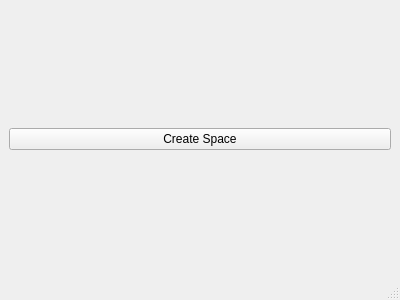
First picture: the form in src/nstartwindow.ui, repository JustinLTH3/NTA, before the edit.
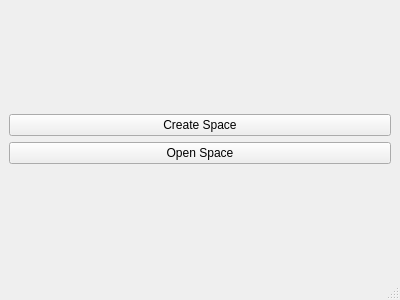
Second picture: the form after the edit.

What changed in the file:
```diff
--- a/src/nstartwindow.ui
+++ b/src/nstartwindow.ui
@@ -24,6 +24,13 @@
         </property>
        </widget>
       </item>
+      <item>
+       <widget class="QPushButton" name="openBtn">
+        <property name="text">
+         <string>Open Space</string>
+        </property>
+       </widget>
+      </item>
      </layout>
     </item>
    </layout>
```
